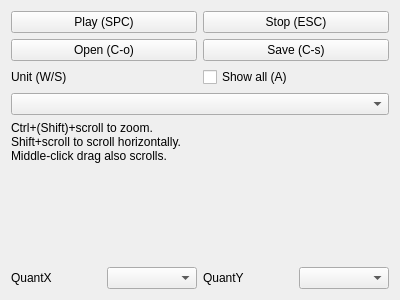
Before: the Qt Designer form editor/SideMenu.ui in yuxshao/ptcollab, drawn with Qt 5.
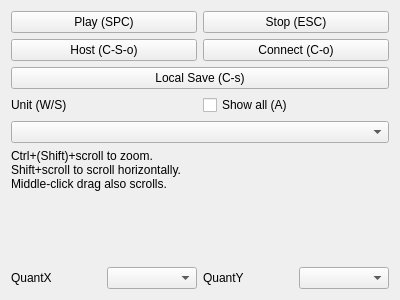
After: the same form once the commit is applied. Icons and pictures are not drawn.

```diff
--- a/editor/SideMenu.ui
+++ b/editor/SideMenu.ui
@@ -50,22 +50,29 @@
         <enum>Qt::NoFocus</enum>
        </property>
        <property name="text">
-        <string>Open (C-o)</string>
+        <string>Host (C-S-o)</string>
        </property>
       </widget>
      </item>
      <item>
-      <widget class="QPushButton" name="saveBtn">
-       <property name="focusPolicy">
-        <enum>Qt::NoFocus</enum>
-       </property>
+      <widget class="QPushButton" name="connectBtn">
        <property name="text">
-        <string>Save (C-s)</string>
+        <string>Connect (C-o)</string>
        </property>
       </widget>
      </item>
     </layout>
    </item>
+   <item>
+    <widget class="QPushButton" name="saveBtn">
+     <property name="focusPolicy">
+      <enum>Qt::NoFocus</enum>
+     </property>
+     <property name="text">
+      <string>Local Save (C-s)</string>
+     </property>
+    </widget>
+   </item>
    <item>
     <layout class="QHBoxLayout" name="horizontalLayout">
      <item>
```
Left out of the diff: 2 changed lines with no effect on the pictures.
